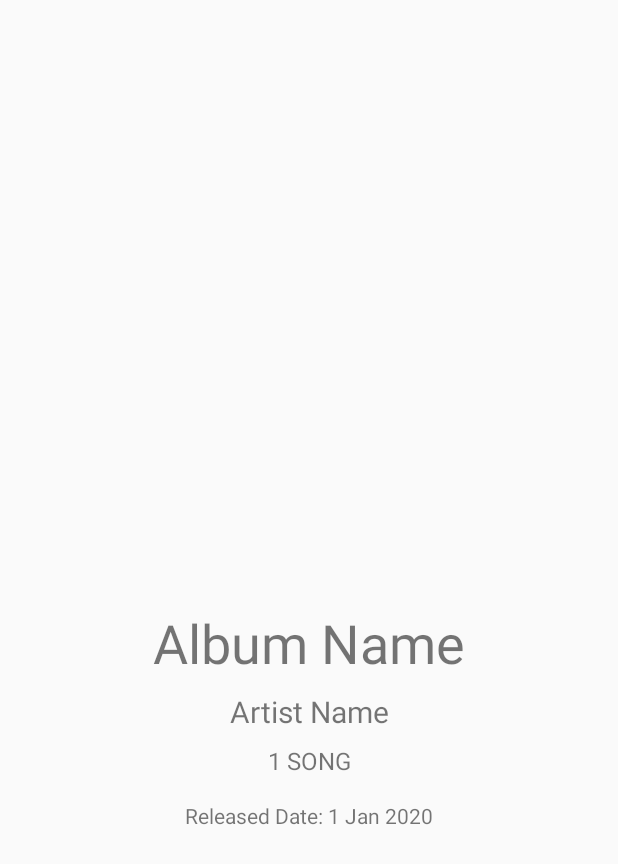
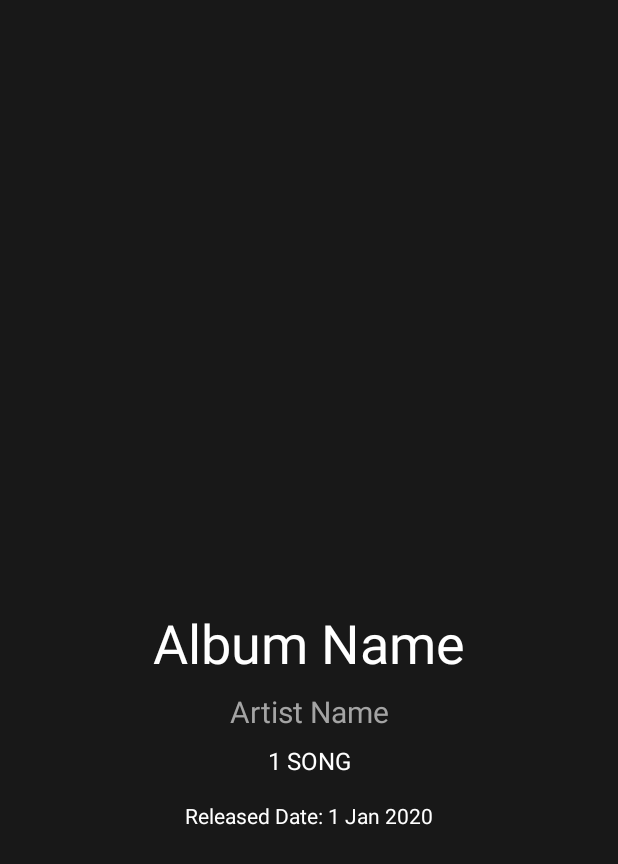
Before and after one commit to neverknows87/DemoApp, an Android app: the layout activity_details.xml on its own in the app's theme, with its tools: preview values and no code run, on a phone screen of 412 x 824 dp. Shown: the top 864 px of the screen. Run offline under Robolectric (Android 15) with nearby library versions, the phone set to English and light mode, and no system bars; network calls fail.

Commit message:
UI fixes

```diff
--- a/app/build.gradle
+++ b/app/build.gradle
@@ -12,10 +12,6 @@ android {
         versionCode 1
         versionName "1.0"
         testInstrumentationRunner "androidx.test.runner.AndroidJUnitRunner"
-
-        buildConfigField "String", "CLIENT_ID", "\"2de82206f2b24ef8a7d1fb856debe33e\""
-        buildConfigField "String", "CLIENT_SECRET", "\"db9a3cbb7b4e4363b3023bc43c55b9fd\""
-        buildConfigField "String", "GRANT_TYPE", "\"client_credentials\""
     }
     buildTypes {
         release {
--- a/app/src/main/java/com/desmond/demoapp/Constant.kt
+++ b/app/src/main/java/com/desmond/demoapp/Constant.kt
@@ -1,3 +1,6 @@
 package com.desmond.demoapp
 
 var ACCESSTOKEN = ""
+const val CLIENT_ID = "2de82206f2b24ef8a7d1fb856debe33e"
+const val CLIENT_SECRET = "db9a3cbb7b4e4363b3023bc43c55b9fd"
+const val GRANT_TYPE = "client_credentials"
--- a/app/src/main/java/com/desmond/demoapp/activity/DetailsActivity.kt
+++ b/app/src/main/java/com/desmond/demoapp/activity/DetailsActivity.kt
@@ -23,7 +23,7 @@ class DetailsActivity : AppCompatActivity() {
         val releaseDate = findViewById<TextView>(R.id.release_date)
 
 
-        Picasso.get().load(album.images?.get(1)?.url).into(coverImage)
+        Picasso.get().load(album.images[0].url).into(coverImage)
         albumName.text = album.name
         artistName.text = Util.getNamesInLine(album.artists)
         val totalTracks = album.total_tracks
@@ -32,6 +32,6 @@ class DetailsActivity : AppCompatActivity() {
         } else {
             songCount.text = getString(R.string.num_songs, totalTracks)
         }
-        releaseDate.text = album.release_date
+        releaseDate.text = getString(R.string.release_date, album.release_date)
     }
 }
--- a/app/src/main/java/com/desmond/demoapp/database/AlbumRepository.kt
+++ b/app/src/main/java/com/desmond/demoapp/database/AlbumRepository.kt
@@ -8,6 +8,7 @@ class AlbumRepository(private val albumDao: AlbumDao) {
     val allAlbums: LiveData<List<Album>> = albumDao.getAlbumList()
 
     suspend fun insert(albums: List<Album>) {
+        albumDao.deleteAll()
         albumDao.insert(albums)
     }
 }
--- a/app/src/main/java/com/desmond/demoapp/presenter/AlbumPresenter.kt
+++ b/app/src/main/java/com/desmond/demoapp/presenter/AlbumPresenter.kt
@@ -1,7 +1,6 @@
 package com.desmond.demoapp.presenter
 
-import com.desmond.demoapp.ACCESSTOKEN
-import com.desmond.demoapp.BuildConfig
+import com.desmond.demoapp.*
 import com.desmond.demoapp.model.Album
 import com.desmond.demoapp.webservice.RequestFactory
 import io.reactivex.android.schedulers.AndroidSchedulers
@@ -23,7 +22,7 @@ class AlbumPresenter(private  val view: AlbumView) {
 
     fun getToken() {
         view.showProgress()
-        disposable = authService.authorize(BuildConfig.CLIENT_ID, BuildConfig.CLIENT_SECRET, BuildConfig.GRANT_TYPE)
+        disposable = authService.authorize(CLIENT_ID, CLIENT_SECRET, GRANT_TYPE)
             .subscribeOn(Schedulers.io())
             .observeOn(AndroidSchedulers.mainThread())
             .subscribe(
@@ -59,6 +58,7 @@ class AlbumPresenter(private  val view: AlbumView) {
                         is SocketTimeoutException -> view.onError("Network Timeout")
                         else -> view.onError(error.message)
                     }
+                    view.hideProgress()
                 }
             )
 
--- a/app/src/main/res/layout/activity_album.xml
+++ b/app/src/main/res/layout/activity_album.xml
@@ -4,6 +4,7 @@
     xmlns:tools="http://schemas.android.com/tools"
     android:layout_width="match_parent"
     android:layout_height="match_parent"
+    android:background="@color/backgroundColor"
     tools:context=".activity.AlbumActivity">
 
     <androidx.swiperefreshlayout.widget.SwipeRefreshLayout
--- a/app/src/main/res/layout/activity_details.xml
+++ b/app/src/main/res/layout/activity_details.xml
@@ -3,7 +3,8 @@
     xmlns:app="http://schemas.android.com/apk/res-auto"
     xmlns:tools="http://schemas.android.com/tools"
     android:layout_width="match_parent"
-    android:layout_height="match_parent">
+    android:layout_height="match_parent"
+    android:background="@color/backgroundColor">
     <androidx.constraintlayout.widget.ConstraintLayout
         android:layout_width="match_parent"
         android:layout_height="wrap_content">
@@ -30,6 +31,7 @@
             android:layout_marginEnd="24dp"
             android:gravity="center"
             android:textSize="36sp"
+            android:textColor="@android:color/white"
             android:transitionName="album_name"
             app:layout_constraintEnd_toEndOf="parent"
             app:layout_constraintStart_toStartOf="parent"
@@ -45,6 +47,7 @@
             android:layout_marginEnd="24dp"
             android:gravity="center"
             android:textSize="20sp"
+            android:textColor="@color/artistNameColor"
             app:layout_constraintEnd_toEndOf="parent"
             app:layout_constraintStart_toStartOf="parent"
             app:layout_constraintTop_toBottomOf="@id/album_name"
@@ -59,6 +62,7 @@
             android:layout_marginEnd="24dp"
             android:gravity="center"
             android:textSize="16sp"
+            android:textColor="@color/white"
             tools:text="1 SONG"
             app:layout_constraintEnd_toEndOf="parent"
             app:layout_constraintStart_toStartOf="parent"
@@ -74,6 +78,7 @@
             android:layout_marginBottom="24dp"
             android:gravity="center"
             android:textSize="14sp"
+            android:textColor="@color/white"
             app:layout_constraintBottom_toBottomOf="parent"
             app:layout_constraintEnd_toEndOf="parent"
             app:layout_constraintStart_toStartOf="parent"
--- a/app/src/main/res/values/colors.xml
+++ b/app/src/main/res/values/colors.xml
@@ -3,4 +3,7 @@
     <color name="colorPrimary">#008577</color>
     <color name="colorPrimaryDark">#00574B</color>
     <color name="colorAccent">#D81B60</color>
+    <color name="white">#FFFFFF</color>
+    <color name="backgroundColor">#181818</color>
+    <color name="artistNameColor">#a4a4a4</color>
 </resources>
--- a/app/src/main/res/values/strings.xml
+++ b/app/src/main/res/values/strings.xml
@@ -2,4 +2,5 @@
     <string name="app_name">DemoApp</string>
     <string name="num_song">%d SONG</string>
     <string name="num_songs">%d SONGS</string>
+    <string name="release_date">Released Date: %s</string>
 </resources>
--- a/app/src/main/res/values/styles.xml
+++ b/app/src/main/res/values/styles.xml
@@ -3,8 +3,8 @@
     <!-- Base application theme. -->
     <style name="AppTheme" parent="Theme.AppCompat.Light.DarkActionBar">
         <!-- Customize your theme here. -->
-        <item name="colorPrimary">@color/colorPrimary</item>
-        <item name="colorPrimaryDark">@color/colorPrimaryDark</item>
+        <item name="colorPrimary">@color/backgroundColor</item>
+        <item name="colorPrimaryDark">@color/backgroundColor</item>
         <item name="colorAccent">@color/colorAccent</item>
     </style>
 
```
Also changed, not shown: app/src/main/java/com/desmond/demoapp/activity/AlbumActivity.kt (+6 -1 lines), app/src/main/res/layout/album_item.xml (+12 -3 lines).
